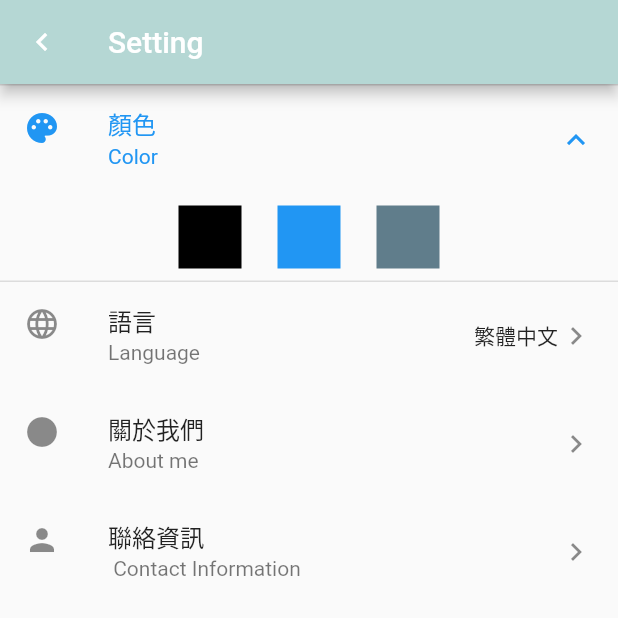
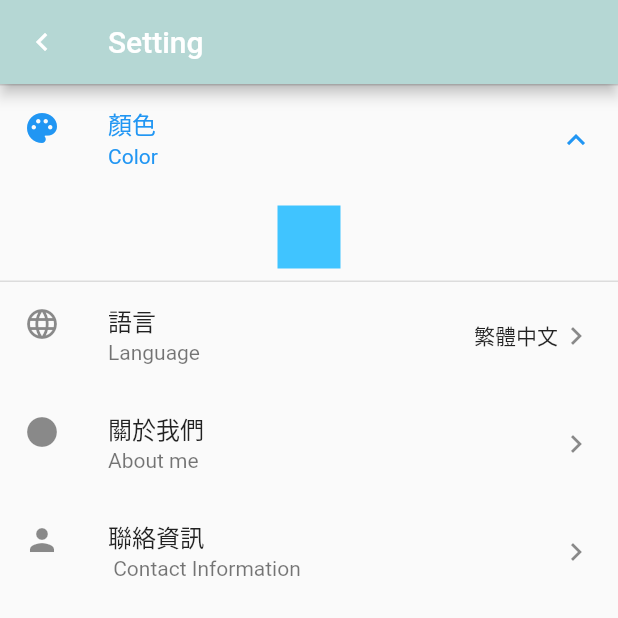
Before and after one commit to fang1204/flutter-account-app, a Flutter app: the SettingPage screen opened by its route, after a tap on "顏色", on a phone screen of 412 x 824 dp, the top half of it. Run offline on Flutter 3.47's test engine with Material 2 defaults, Android fonts, the phone set to English and light mode, and no system bars; our stand-ins replace dropdown_button2, responsive_sizer, shared_preferences, syncfusion_flutter_charts, toggle_switch; accounts and stored records are empty; network calls fail.

Commit message:
new 2/14

```diff
--- a/account_app/lib/pages/User.dart
+++ b/account_app/lib/pages/User.dart
@@ -1,5 +1,5 @@
 import "package:flutter/material.dart";
-List list = ["日"," 一","二","三","四","五","六"];
+List list = [" 日 放假"," 一 上課","二 放假","三 上課","四 上課","五 上課","六 放假"];
 
 class SliverAppBarDemo extends StatelessWidget {
   @override
@@ -43,8 +43,7 @@ class SliverAppBarDemo extends StatelessWidget {
                     (BuildContext context, int index) {
                   return Container(
                     alignment: Alignment.center,
-                    child: Text('星期 ${list[index]}'),
-
+                    child: Text('星期${list[index]}'),
                   );
                 },
                 childCount: 7,
--- a/account_app/lib/pages/setting.dart
+++ b/account_app/lib/pages/setting.dart
@@ -34,9 +34,7 @@ class SettingPage extends StatelessWidget {
               Wrap(
                 spacing: 8.0,
                 children: <Widget>[
-                  ThemeOption(color: Colors.black),
-                  ThemeOption(color: Colors.blue),
-                  ThemeOption(color: Colors.blueGrey)
+                  ThemeOption(color: Colors.lightBlueAccent),
                 ],
               )
             ],
```
